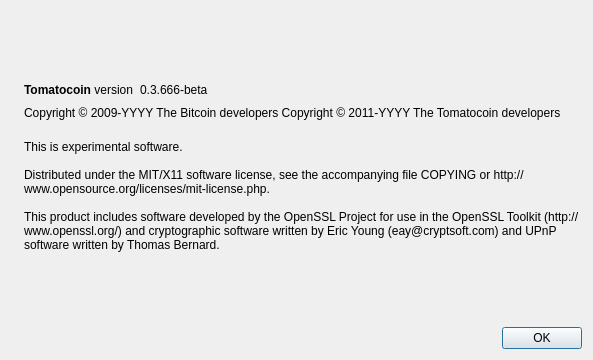
Qt form src/qt/forms/aboutdialog.ui (Tomatocoin/tomatocoin-master) before a commit.
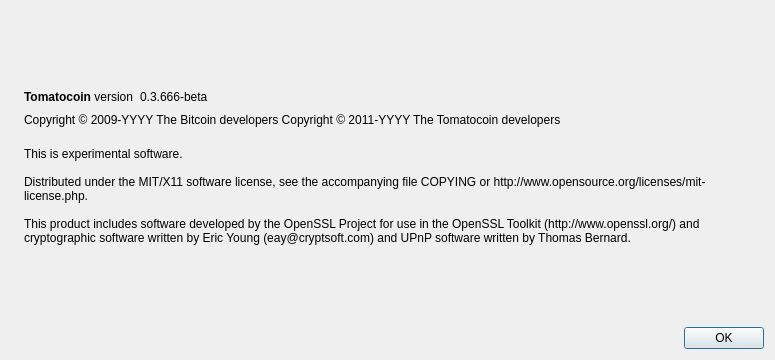
The same form after that commit. Icons and pictures are not drawn.

```diff
--- a/src/qt/forms/aboutdialog.ui
+++ b/src/qt/forms/aboutdialog.ui
@@ -6,7 +6,7 @@
    <rect>
     <x>0</x>
     <y>0</y>
-    <width>593</width>
+    <width>775</width>
     <height>360</height>
    </rect>
   </property>
```
